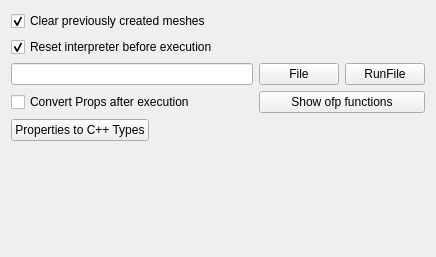
Above: toolbox.ui from TinyTinni/OF_Plugin-PyMesh before the change. Below: the same form after it.
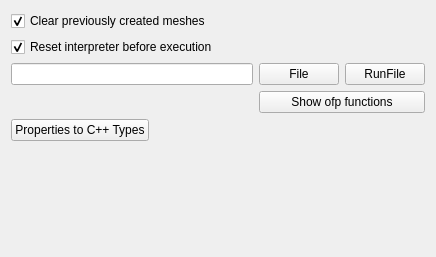
That is the form after the change.

Commit message: improved prop converter

Patch:
```diff
--- a/toolbox.ui
+++ b/toolbox.ui
@@ -119,22 +119,6 @@
      </property>
     </widget>
    </item>
-   <item row="4" column="0">
-    <widget class="QCheckBox" name="cbConvertProps">
-     <property name="enabled">
-      <bool>true</bool>
-     </property>
-     <property name="toolTip">
-      <string>Tries to convert all the properties added with python. Can be high CPU intensive.</string>
-     </property>
-     <property name="text">
-      <string>Convert Props after execution</string>
-     </property>
-     <property name="checked">
-      <bool>false</bool>
-     </property>
-    </widget>
-   </item>
    <item row="7" column="0">
     <layout class="QHBoxLayout" name="horizontalLayout_2">
      <property name="topMargin">
```
The commit also changes 2 other files.
